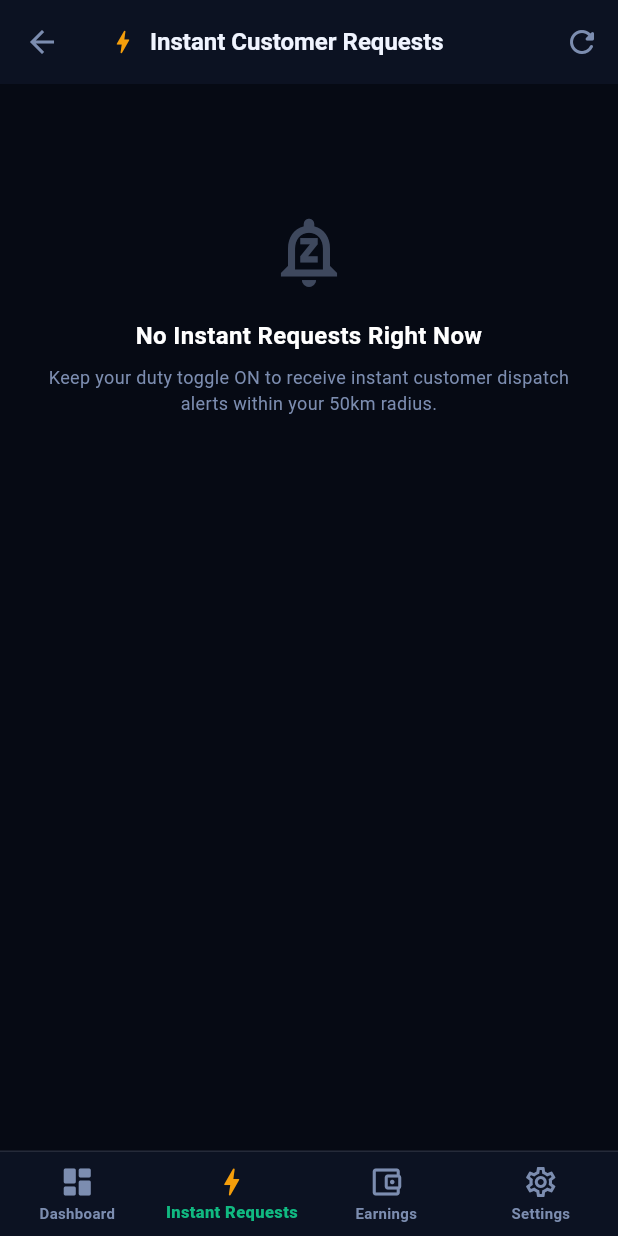
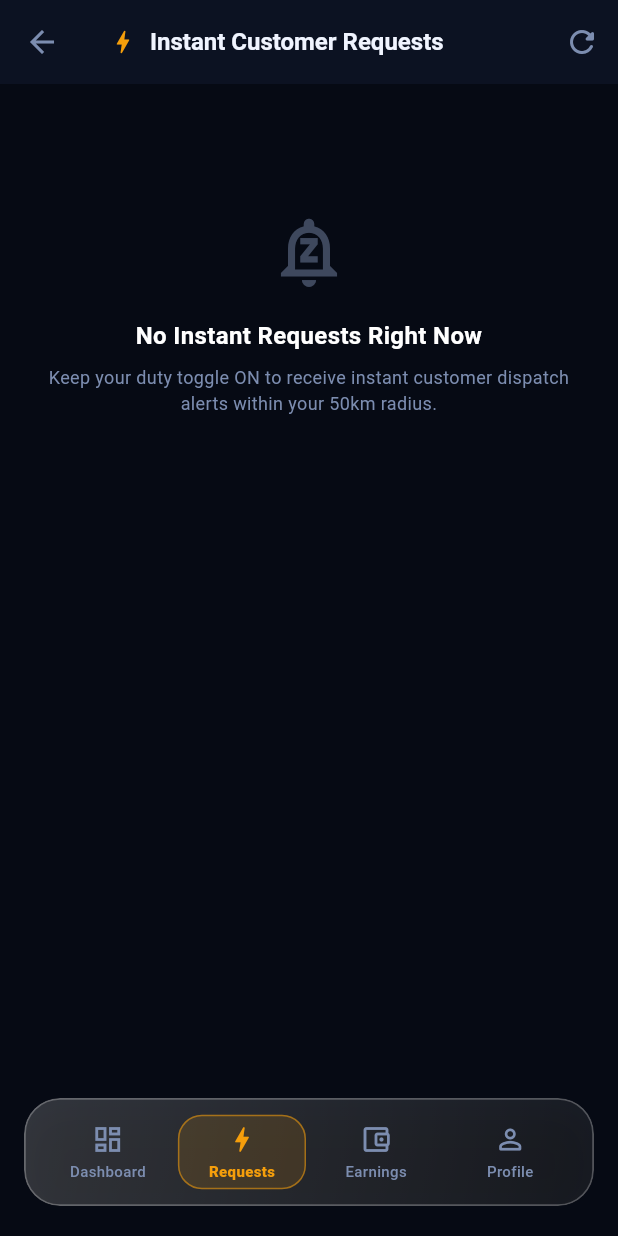
Before and after one commit to devwithanandhukannan/lumo_professional_Flutterapp, a Flutter app: the ProMainNavigationScreen screen opened directly with empty values, item 2 of the bottom bar chosen, on a phone screen of 412 x 824 dp. Run offline on Flutter 3.47's test engine with Material 3 defaults, Android fonts, the phone set to English and light mode, and no system bars; our stand-ins replace file_picker, geolocator, google_maps_flutter, image_picker, shared_preferences; accounts and stored records are empty; network calls fail.

```diff
--- a/lib/features/navigation/pro_main_navigation_screen.dart
+++ b/lib/features/navigation/pro_main_navigation_screen.dart
@@ -1,3 +1,4 @@
+import 'dart:ui';
 import 'package:flutter/material.dart';
 import '../../core/theme/pro_theme.dart';
 import '../dashboard/pro_dashboard_screen.dart';
@@ -32,43 +33,123 @@ class _ProMainNavigationScreenState extends State<ProMainNavigationScreen> {
         children: pages,
       ),
       bottomNavigationBar: Container(
-        decoration: const BoxDecoration(
-          color: ProColors.surface,
-          border: Border(top: BorderSide(color: ProColors.border)),
+        margin: const EdgeInsets.fromLTRB(16, 0, 16, 20),
+        height: 72,
+        child: ClipRRect(
+          borderRadius: BorderRadius.circular(24),
+          child: BackdropFilter(
+            filter: ImageFilter.blur(sigmaX: 20, sigmaY: 20),
+            child: Container(
+              padding: const EdgeInsets.symmetric(horizontal: 10, vertical: 6),
+              decoration: BoxDecoration(
+                gradient: const LinearGradient(
+                  colors: [Color(0x2EFFFFFF), Color(0x12FFFFFF)],
+                  begin: Alignment.topLeft,
+                  end: Alignment.bottomRight,
                 ),
-        child: BottomNavigationBar(
-          currentIndex: _currentIndex,
-          onTap: (idx) => setState(() => _currentIndex = idx),
-          backgroundColor: ProColors.surface,
-          selectedItemColor: ProColors.primary,
-          unselectedItemColor: ProColors.textMuted,
-          selectedLabelStyle: const TextStyle(fontSize: 11, fontWeight: FontWeight.w800),
-          unselectedLabelStyle: const TextStyle(fontSize: 10, fontWeight: FontWeight.w600),
-          type: BottomNavigationBarType.fixed,
-          items: const [
-            BottomNavigationBarItem(
-              icon: Icon(Icons.dashboard_rounded),
-              activeIcon: Icon(Icons.dashboard_rounded, color: ProColors.primary),
+                borderRadius: BorderRadius.circular(24),
+                border: Border.all(color: ProColors.glassBorderBright, width: 1.2),
+                boxShadow: [
+                  BoxShadow(color: Colors.black.withAlpha(90), blurRadius: 20, offset: const Offset(0, 8)),
+                ],
+              ),
+              child: Row(
+                children: [
+                  _ProNavItem(
+                    icon: Icons.dashboard_outlined,
+                    activeIcon: Icons.dashboard_rounded,
                     label: 'Dashboard',
+                    isSelected: _currentIndex == 0,
+                    onTap: () => setState(() => _currentIndex = 0),
                   ),
-            BottomNavigationBarItem(
-              icon: Icon(Icons.bolt_outlined),
-              activeIcon: Icon(Icons.bolt_rounded, color: ProColors.warningAmber),
-              label: 'Instant Requests',
+                  _ProNavItem(
+                    icon: Icons.bolt_outlined,
+                    activeIcon: Icons.bolt_rounded,
+                    label: 'Requests',
+                    isSelected: _currentIndex == 1,
+                    onTap: () => setState(() => _currentIndex = 1),
+                    activeColor: ProColors.warningAmber,
                   ),
-            BottomNavigationBarItem(
-              icon: Icon(Icons.account_balance_wallet_outlined),
-              activeIcon: Icon(Icons.account_balance_wallet, color: ProColors.primary),
+                  _ProNavItem(
+                    icon: Icons.account_balance_wallet_outlined,
+                    activeIcon: Icons.account_balance_wallet_rounded,
                     label: 'Earnings',
+                    isSelected: _currentIndex == 2,
+                    onTap: () => setState(() => _currentIndex = 2),
                   ),
-            BottomNavigationBarItem(
-              icon: Icon(Icons.settings_outlined),
-              activeIcon: Icon(Icons.settings_rounded, color: ProColors.primary),
-              label: 'Settings',
+                  _ProNavItem(
+                    icon: Icons.person_outline_rounded,
+                    activeIcon: Icons.person_rounded,
+                    label: 'Profile',
+                    isSelected: _currentIndex == 3,
+                    onTap: () => setState(() => _currentIndex = 3),
                   ),
                 ],
+              ),
+            ),
+          ),
         ),
       ),
     );
   }
 }
+
+class _ProNavItem extends StatelessWidget {
+  final IconData icon, activeIcon;
+  final String label;
+  final bool isSelected;
+  final VoidCallback onTap;
+  final Color activeColor;
+
+  const _ProNavItem({
+    required this.icon,
+    required this.activeIcon,
+    required this.label,
+    required this.isSelected,
+    required this.onTap,
+    this.activeColor = ProColors.primary,
+  });
+
+  @override
+  Widget build(BuildContext context) {
+    return Expanded(
+      child: GestureDetector(
+        onTap: onTap,
+        behavior: HitTestBehavior.opaque,
+        child: AnimatedContainer(
+          duration: const Duration(milliseconds: 200),
+          margin: const EdgeInsets.symmetric(horizontal: 2, vertical: 4),
+          decoration: BoxDecoration(
+            color: isSelected ? activeColor.withAlpha(35) : Colors.transparent,
+            borderRadius: BorderRadius.circular(16),
+            border: Border.all(
+              color: isSelected ? activeColor.withAlpha(140) : Colors.transparent,
+              width: 1,
+            ),
+          ),
+          child: Column(
+            mainAxisAlignment: MainAxisAlignment.center,
+            children: [
+              Icon(
+                isSelected ? activeIcon : icon,
+                color: isSelected ? activeColor : ProColors.textMuted,
+                size: 22,
+              ),
+              const SizedBox(height: 3),
+              Text(
+                label,
+                maxLines: 1,
+                overflow: TextOverflow.ellipsis,
+                style: TextStyle(
+                  fontSize: 10,
+                  fontWeight: isSelected ? FontWeight.w800 : FontWeight.w500,
+                  color: isSelected ? activeColor : ProColors.textMuted,
+                ),
+              ),
+            ],
+          ),
+        ),
+      ),
+    );
+  }
+}
```
Also changed, not shown: lib/features/financials/pro_earnings_screen.dart (+18 -50 lines), lib/features/profile/pro_settings_screen.dart (+52 -39 lines). Lines whose indentation alone changed are shown as unchanged.
